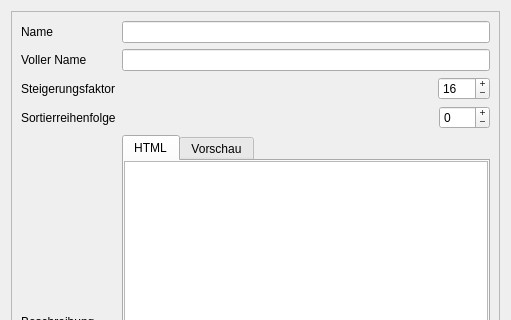
Qt form designer/DatenbankEditAttribut.ui (Aeolitus/Sephrasto) before a commit; both pictures show x 0 to 511 and y 0 to 320 of the 511 by 530 pixel window.
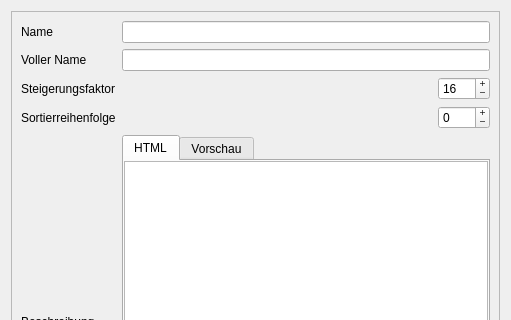
The same form after that commit.

The edit to the form file:
```diff
--- a/designer/DatenbankEditAttribut.ui
+++ b/designer/DatenbankEditAttribut.ui
@@ -24,8 +24,8 @@
        <rect>
         <x>0</x>
         <y>0</y>
-        <width>487</width>
-        <height>506</height>
+        <width>491</width>
+        <height>510</height>
        </rect>
       </property>
       <layout class="QGridLayout" name="gridLayout">
@@ -138,6 +138,12 @@
          </item>
          <item>
           <widget class="QSpinBox" name="spinSortOrder">
+           <property name="minimumSize">
+            <size>
+             <width>52</width>
+             <height>0</height>
+            </size>
+           </property>
            <property name="toolTip">
             <string>&lt;html&gt;&lt;head/&gt;&lt;body&gt;&lt;p&gt;Die Reihenfolge, in der der Wert im Charaktereditor aufgeführt werden soll.&lt;/p&gt;&lt;/body&gt;&lt;/html&gt;</string>
            </property>
```
Left out of the diff: 10 changed lines with no effect on the pictures.
